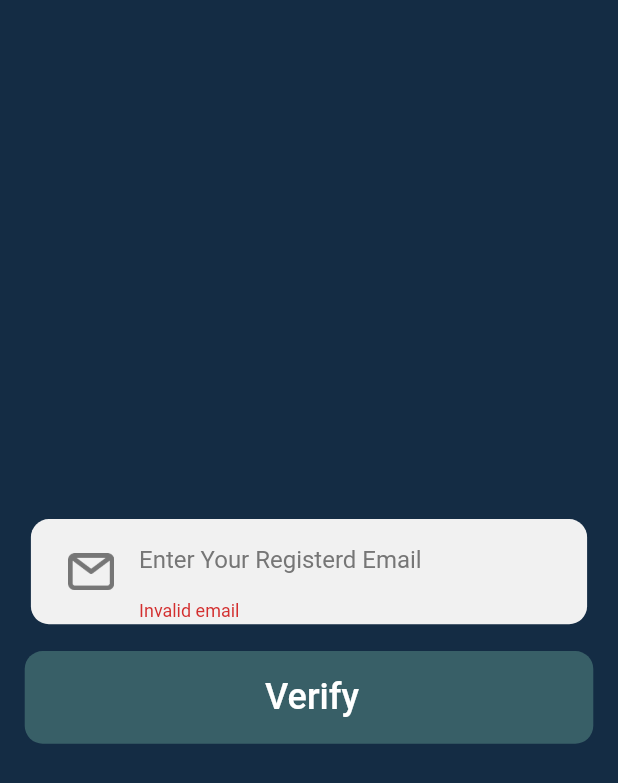
After one commit to shaheensha-007/pet-food1, a Flutter app: the ForgetPassword screen opened directly, after a tap on "Verify", on a phone screen of 412 x 824 dp. The commit adds this screen. Shown: the top 783 px of the screen. Run offline on Flutter 3.47's test engine with Material 2 defaults, Android fonts, the phone set to English and light mode, and no system bars; our stand-ins replace firebase_auth, firebase_core, fluttertoast; accounts and stored records are empty.

Commit message:
login section fully completed

```diff
--- /dev/null
+++ b/lib/LoginScreens/forget_password_screen.dart
@@ -0,0 +1,124 @@
+import 'package:firebase_auth/firebase_auth.dart';
+import 'package:flutter/material.dart';
+import 'package:pet_shop/Widgets/toast_message.dart';
+
+class ForgetPassword extends StatelessWidget {
+  ForgetPassword({Key? key}) : super(key: key);
+  TextEditingController email = TextEditingController();
+  String pattern =
+      r"^[a-zA-Z0-9.!#$%&'*+/=?^_`{|}~-]+@[a-zA-Z0-9](?:[a-zA-Z0-9-]"
+      r"{0,253}[a-zA-Z0-9])?(?:\.[a-zA-Z0-9](?:[a-zA-Z0-9-]"
+      r"{0,253}[a-zA-Z0-9])?)*$";
+  final form_key = GlobalKey<FormState>();
+
+  @override
+  Widget build(BuildContext context) {
+    var mwidth = MediaQuery.of(context).size.width;
+    var mheight = MediaQuery.of(context).size.height;
+    FirebaseAuth auth = FirebaseAuth.instance;
+
+    RegExp regex = RegExp(pattern);
+    return Scaffold(
+      resizeToAvoidBottomInset: false,
+      backgroundColor: Color(0xff142c44),
+      body: Form(
+        key: form_key,
+        child: Column(
+          children: [
+            SizedBox(
+              height: mheight * 0.42,
+            ),
+            Center(
+              child: Container(
+                padding: EdgeInsets.only(left: mwidth * 0.01),
+                decoration: BoxDecoration(
+                    color: const Color(0xffF1F1F1),
+                    borderRadius: BorderRadius.circular(12)),
+                width: mwidth * 0.9,
+                height: mheight * 0.085,
+                child: Row(
+                  children: [
+                    Padding(
+                      padding: EdgeInsets.only(left: mwidth * 0.05),
+                      child: SizedBox(
+                        height: mheight * 0.03,
+                        width: mwidth * 0.075,
+                        child: Image.asset(
+                          'assets/email.png',
+                          fit: BoxFit.contain,
+                        ),
+                      ),
+                    ),
+                    Container(
+                        padding: EdgeInsets.only(
+                            left: mwidth * 0.04, top: mheight * 0.01),
+                        width: mwidth * 0.756,
+                        height: mheight * 0.08,
+                        child: TextFormField(
+                          controller: email,
+                          validator: (value) {
+                            if (value == null ||
+                                value.isEmpty ||
+                                !regex.hasMatch(value)) {
+                              return 'Invalid email';
+                            }
+                            return null;
+                          },
+                          onSaved: (value) {
+                            email.text = value!;
+                          },
+                          decoration: const InputDecoration(
+                              enabledBorder: InputBorder.none,
+                              focusedBorder: InputBorder.none,
+                              errorBorder: InputBorder.none,
+                              focusedErrorBorder: InputBorder.none,
+                              hintText: 'Enter Your Registerd Email',
+                              hintStyle: TextStyle(color: Color(0xff767676))),
+                        )),
+                  ],
+                ),
+              ),
+            ),
+            SizedBox(
+              height: mheight * 0.012,
+            ),
+            Center(
+              child: TextButton(
+                onPressed: () {
+                  final isvalid = form_key.currentState?.validate();
+                  if (isvalid == true) {
+                    form_key.currentState?.save();
+                    auth
+                        .sendPasswordResetEmail(email: email.text)
+                        .then((value){ ToastMessage().toastmessage(
+                            message: 'Password Reset Email Has Beeen Sent');
+                        Navigator.of(context).pop();})
+                        .onError((error, stackTrace) => ToastMessage()
+                            .toastmessage(message: error.toString()));
+                  }
+                },
+                child: Container(
+                  padding: EdgeInsets.only(left: mwidth * 0.01),
+                  decoration: BoxDecoration(
+                      color: const Color(0xff385f67),
+                      borderRadius: BorderRadius.circular(12)),
+                  width: mwidth * 0.92,
+                  height: mheight * 0.075,
+                  child: const Center(
+                    child: Text(
+                      'Verify',
+                      style: TextStyle(
+                          color: Colors.white,
+                          fontSize: 24,
+                          fontWeight: FontWeight.w500),
+                    ),
+                  ),
+                ),
+              ),
+            ),
+          ],
+        ),
+      ),
+    );
+  }
+}
--- a/lib/LoginScreens/login_page.dart
+++ b/lib/LoginScreens/login_page.dart
@@ -1,5 +1,8 @@
+import 'package:firebase_auth/firebase_auth.dart';
 import 'package:flutter/material.dart';
+import 'package:pet_shop/LoginScreens/forget_password_screen.dart';
 import 'package:pet_shop/LoginScreens/signup_page.dart';
+import 'package:pet_shop/Widgets/toast_message.dart';
 import 'package:pet_shop/home_screen.dart';
 
 class Login_Page extends StatefulWidget {
@@ -21,6 +24,7 @@ class _Login_PageState extends State<Login_Page> {
   Widget build(BuildContext context) {
     var mwidth = MediaQuery.of(context).size.width;
     var mheight = MediaQuery.of(context).size.height;
+    FirebaseAuth auth=FirebaseAuth.instance;
 
     RegExp regex = RegExp(pattern);
     return Scaffold(
@@ -168,7 +172,12 @@ class _Login_PageState extends State<Login_Page> {
                           final isvalid = form_key.currentState?.validate();
                           if (isvalid == true) {
                             form_key.currentState?.save();
-                           Navigator.of(context).push(MaterialPageRoute(builder: (ctx)=>HomeScreen()));
+                            auth.signInWithEmailAndPassword(email: loginPageEmail.text, password: loginPagePassword.text).then((value){
+                              Navigator.of(context).push(MaterialPageRoute(builder: (ctx)=>HomeScreen()));
+                            }).onError((error, stackTrace) {
+                              ToastMessage().toastmessage(message: error.toString());
+                            });
+
                         }},
                         child: Container(
                           padding: EdgeInsets.only(left: mwidth * 0.01),
@@ -197,9 +206,11 @@ class _Login_PageState extends State<Login_Page> {
                         SizedBox(
                           width: mwidth * 0.63,
                         ),
-                        const Text(
-                          'Forgot password?',
-                          style: TextStyle(color: Colors.black),
+                        TextButton(onPressed: ()=>Navigator.of(context).push(MaterialPageRoute(builder: (BuildContext a)=>ForgetPassword())),
+                          child: const Text(
+                            'Forgot password?',
+                            style: TextStyle(color: Colors.black),
+                          ),
                         )
                       ],
                     ),
--- a/lib/LoginScreens/signup_page.dart
+++ b/lib/LoginScreens/signup_page.dart
@@ -1,7 +1,10 @@
 import 'dart:core';
 
+import 'package:firebase_auth/firebase_auth.dart';
 import 'package:flutter/material.dart';
 import 'package:pet_shop/home_screen.dart';
+
+import '../Widgets/toast_message.dart';
 
 class Signup_Page extends StatefulWidget {
   const Signup_Page({Key? key}) : super(key: key);
@@ -9,33 +12,36 @@ class Signup_Page extends StatefulWidget {
   @override
   State<Signup_Page> createState() => _Signup_PageState();
 }
+
 TextEditingController signupPageEmail = TextEditingController();
 TextEditingController signupPagePassword = TextEditingController();
-TextEditingController userName=TextEditingController();
+TextEditingController userName = TextEditingController();
 String pattern = r"^[a-zA-Z0-9.!#$%&'*+/=?^_`{|}~-]+@[a-zA-Z0-9](?:[a-zA-Z0-9-]"
     r"{0,253}[a-zA-Z0-9])?(?:\.[a-zA-Z0-9](?:[a-zA-Z0-9-]"
     r"{0,253}[a-zA-Z0-9])?)*$";
 final form_key = GlobalKey<FormState>();
 String signuppage_email1 = '';
 String signuppage_password1 = '';
-String username1='';
+String username1 = '';
+
 class _Signup_PageState extends State<Signup_Page> {
   @override
   Widget build(BuildContext context) {
     var mwidth = MediaQuery.of(context).size.width;
     var mheight = MediaQuery.of(context).size.height;
-
+    FirebaseAuth auth = FirebaseAuth.instance;
     RegExp regex = RegExp(pattern);
     return Scaffold(
       resizeToAvoidBottomInset: false,
-      body: Stack(
-          children: [
+      body: Stack(children: [
         Container(
           width: mwidth,
           height: mheight,
           color: Color(0xff142c44),
-            ),Positioned(
-                top: mheight * 0.075,left: mwidth*0.148,
+        ),
+        Positioned(
+            top: mheight * 0.075,
+            left: mwidth * 0.148,
             child: Image.asset(
               'assets/signup.png',
               height: mheight * 0.35,
@@ -53,8 +59,9 @@ class _Signup_PageState extends State<Signup_Page> {
                       topLeft: Radius.circular(20))),
               child: Form(
                   key: form_key,
-                      child: Column(
-                          children: [SizedBox(height: mheight*0.06), Center(
+                  child: Column(children: [
+                    SizedBox(height: mheight * 0.06),
+                    Center(
                       child: Container(
                         padding: EdgeInsets.only(left: mwidth * 0.01),
                         decoration: BoxDecoration(
@@ -82,13 +89,13 @@ class _Signup_PageState extends State<Signup_Page> {
                                 child: TextFormField(
                                   controller: userName,
                                   validator: (value) {
-                                          if ( value!.isEmpty) {
+                                    if (value!.isEmpty) {
                                       return 'Field should not be empty';
                                     }
                                     return null;
                                   },
                                   onSaved: (value) {
-                                          username1= value!;
+                                    username1 = value!;
                                   },
                                   decoration: const InputDecoration(
                                       enabledBorder: InputBorder.none,
@@ -102,7 +109,10 @@ class _Signup_PageState extends State<Signup_Page> {
                           ],
                         ),
                       ),
-                          ),SizedBox(height: mheight*0.03,),
+                    ),
+                    SizedBox(
+                      height: mheight * 0.03,
+                    ),
                     Center(
                       child: Container(
                         padding: EdgeInsets.only(left: mwidth * 0.01),
@@ -154,7 +164,8 @@ class _Signup_PageState extends State<Signup_Page> {
                           ],
                         ),
                       ),
-                            ), SizedBox(
+                    ),
+                    SizedBox(
                       height: mheight * 0.0243,
                     ),
                     Center(
@@ -186,13 +197,13 @@ class _Signup_PageState extends State<Signup_Page> {
                                   obscureText: true,
                                   controller: signupPagePassword,
                                   validator: (value) {
-                                            if ( value!.length < 6) {
+                                    if (value!.length < 6) {
                                       return 'Password should be atleast 6 character';
                                     }
                                     return null;
                                   },
                                   onSaved: (value) {
-                                            signuppage_password1= value!;
+                                    signuppage_password1 = value!;
                                   },
                                   decoration: const InputDecoration(
                                       suffix: Icon(
@@ -210,7 +221,8 @@ class _Signup_PageState extends State<Signup_Page> {
                           ],
                         ),
                       ),
-                            ),  SizedBox(
+                    ),
+                    SizedBox(
                       height: mheight * 0.026,
                     ),
                     Center(
@@ -219,8 +231,20 @@ class _Signup_PageState extends State<Signup_Page> {
                           final isvalid = form_key.currentState?.validate();
                           if (isvalid == true) {
                             form_key.currentState?.save();
-                                    Navigator.of(context).push(MaterialPageRoute(builder: (ctx)=>HomeScreen()));
-                                  }},
+                            auth
+                                .createUserWithEmailAndPassword(
+                                    email: signupPageEmail.text,
+                                    password: signupPagePassword.text)
+                                .then((value) {
+                                  ToastMessage().toastmessage(message: 'Successfully Registerd');
+                              Navigator.of(context).push(MaterialPageRoute(
+                                  builder: (ctx) => HomeScreen()));
+                            }).onError((error, stackTrace) {
+                              ToastMessage()
+                                  .toastmessage(message: error.toString());
+                            });
+                          }
+                        },
                         child: Container(
                           padding: EdgeInsets.only(left: mwidth * 0.01),
                           decoration: BoxDecoration(
@@ -243,8 +267,9 @@ class _Signup_PageState extends State<Signup_Page> {
                     SizedBox(
                       height: mheight * 0.024,
                     ),
-                          ]) ),
-                ))]),
+                  ])),
+            ))
+      ]),
     );
   }
 }
--- /dev/null
+++ b/lib/Widgets/toast_message.dart
@@ -0,0 +1,7 @@
+import 'package:fluttertoast/fluttertoast.dart';
+
+class ToastMessage{
+  toastmessage({required String message}){
+    Fluttertoast.showToast(msg: message);
+  }
+}
```
Also changed, not shown: assets/signup.png, pubspec.lock. Lines whose indentation alone changed are shown as unchanged.
